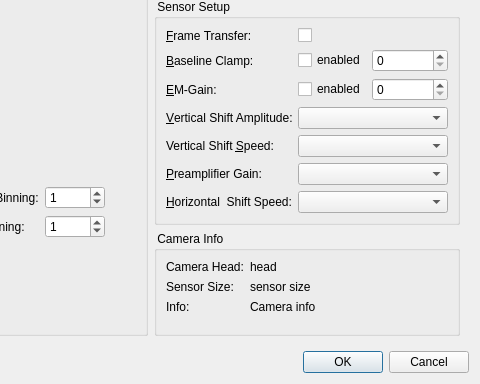
Above: plugins/cam_andor/andorsettingsdialog.ui from jkriege2/QuickFit3 before the change; both pictures show x 338 to 818 and y 312 to 696 of the 818 by 696 pixel window. Below: the same form after it.
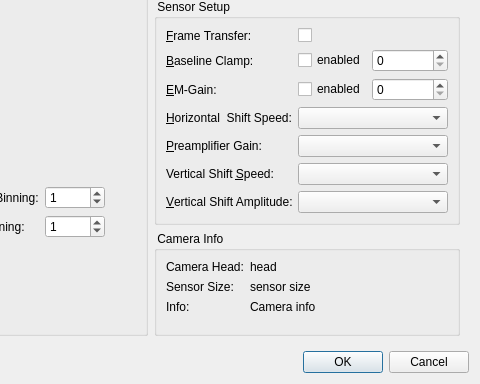
That is the form after the change. Icons and pictures are not drawn. Custom widgets are drawn as their Qt base class.

```diff
--- a/plugins/cam_andor/andorsettingsdialog.ui
+++ b/plugins/cam_andor/andorsettingsdialog.ui
@@ -606,10 +606,30 @@
            </item>
           </layout>
          </item>
+         <item row="3" column="0">
+          <widget class="QLabel" name="label_14">
+           <property name="text">
+            <string>&amp;Horizontal  Shift Speed:</string>
+           </property>
+           <property name="buddy">
+            <cstring>cmbHorizontalShiftSpeed</cstring>
+           </property>
+          </widget>
+         </item>
+         <item row="3" column="1">
+          <widget class="QComboBox" name="cmbHorizontalShiftSpeed">
+           <property name="maximumSize">
+            <size>
+             <width>150</width>
+             <height>16777215</height>
+            </size>
+           </property>
+          </widget>
+         </item>
          <item row="4" column="0">
-          <widget class="QLabel" name="label_12">
+          <widget class="QLabel" name="label_11">
            <property name="text">
-            <string>&amp;Vertical Shift Amplitude:</string>
+            <string>&amp;Preamplifier Gain:</string>
            </property>
            <property name="buddy">
             <cstring>cmbVerticalShiftAmplitude</cstring>
@@ -617,7 +637,13 @@
           </widget>
          </item>
          <item row="4" column="1">
-          <widget class="QComboBox" name="cmbVerticalShiftAmplitude">
+          <widget class="QComboBox" name="cmbPreampGain">
+           <property name="minimumSize">
+            <size>
+             <width>150</width>
+             <height>0</height>
+            </size>
+           </property>
            <property name="maximumSize">
             <size>
              <width>150</width>
@@ -646,49 +672,23 @@
            </property>
           </widget>
          </item>
-         <item row="7" column="0">
-          <widget class="QLabel" name="label_14">
-           <property name="text">
-            <string>&amp;Horizontal  Shift Speed:</string>
-           </property>
-           <property name="buddy">
-            <cstring>cmbHorizontalShiftSpeed</cstring>
-           </property>
-          </widget>
-         </item>
-         <item row="7" column="1">
-          <widget class="QComboBox" name="cmbHorizontalShiftSpeed">
-           <property name="maximumSize">
-            <size>
-             <width>150</width>
-             <height>16777215</height>
-            </size>
-           </property>
-          </widget>
-         </item>
-         <item row="6" column="1">
-          <widget class="QComboBox" name="cmbPreampGain">
-           <property name="minimumSize">
-            <size>
-             <width>150</width>
-             <height>0</height>
-            </size>
-           </property>
-           <property name="maximumSize">
-            <size>
-             <width>150</width>
-             <height>16777215</height>
-            </size>
-           </property>
-          </widget>
-         </item>
          <item row="6" column="0">
-          <widget class="QLabel" name="label_11">
+          <widget class="QLabel" name="label_12">
            <property name="text">
-            <string>&amp;Preamplifier Gain:</string>
+            <string>&amp;Vertical Shift Amplitude:</string>
            </property>
            <property name="buddy">
-            <cstring>cmbPreampGain</cstring>
+            <cstring>cmbVerticalShiftAmplitude</cstring>
+           </property>
+          </widget>
+         </item>
+         <item row="6" column="1">
+          <widget class="QComboBox" name="cmbVerticalShiftAmplitude">
+           <property name="maximumSize">
+            <size>
+             <width>150</width>
+             <height>16777215</height>
+            </size>
            </property>
           </widget>
          </item>
```
Left out of the diff: 5 changed lines with no effect on the pictures.
